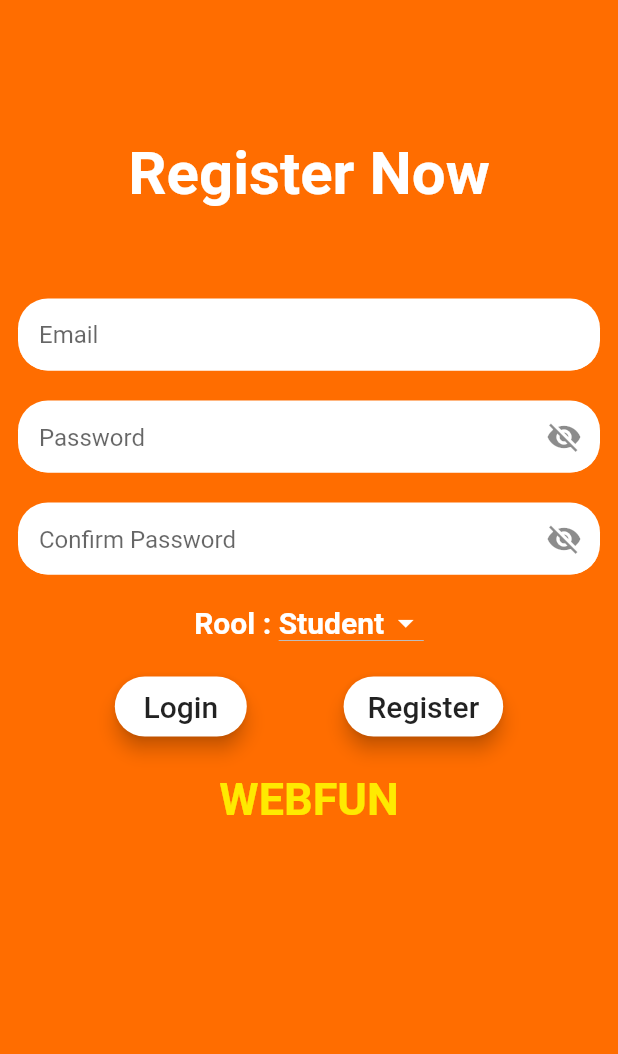
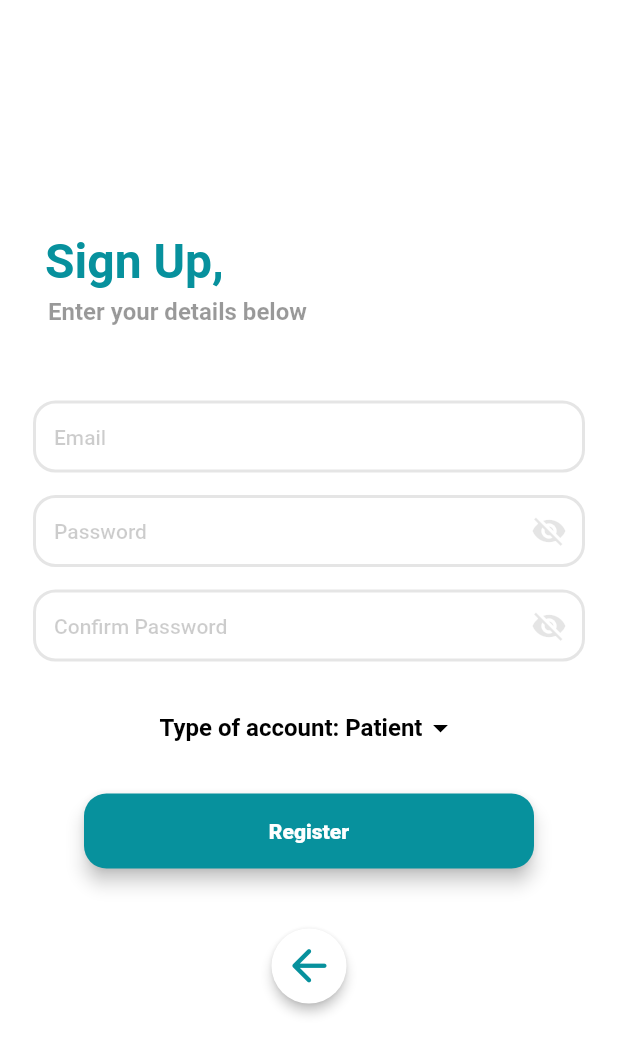
Before and after one commit to sha-rma/Smart-App, a Flutter app: the Register screen opened directly, on a phone screen of 412 x 824 dp. Shown: the top 1054 px of the screen. Run offline on Flutter 3.47's test engine with Material 2 defaults, Android fonts, the phone set to English and light mode, and no system bars; our stand-ins replace cloud_firestore, firebase_auth, firebase_core; missing offline and left inert: cloud_firestore_web, firebase_auth_web, firebase_core_web; accounts and stored records are empty.

Commit message:
register page update

```diff
--- a/lib/login.dart
+++ b/lib/login.dart
@@ -366,7 +366,7 @@ class _LoginPageState extends State<LoginPage> {
         .get()
         .then((DocumentSnapshot documentSnapshot) {
       if (documentSnapshot.exists) {
-        if (documentSnapshot.get('rool') == "Teacher") {
+        if (documentSnapshot.get('rool') == "Doctor") {
           Navigator.pushReplacement(
             context,
             MaterialPageRoute(
--- a/lib/main.dart
+++ b/lib/main.dart
@@ -1,6 +1,7 @@
 import 'package:firebase_core/firebase_core.dart';
 import 'package:flutter/material.dart';
 
+import 'login.dart';
 import 'register.dart';
 
 Future<void> main() async {
@@ -22,7 +23,7 @@ class _MyAppState extends State<MyApp> {
       theme: ThemeData(
         primaryColor: Colors.blue[900],
       ),
-      home: Register(),
+      home: LoginPage(),
     );
   }
 }
--- a/lib/register.dart
+++ b/lib/register.dart
@@ -29,65 +29,82 @@ class _RegisterState extends State<Register> {
   bool _isObscure2 = true;
   File? file;
   var options = [
-    'Student',
-    'Teacher',
+    'Patient',
+    'Doctor',
   ];
-  var _currentItemSelected = "Student";
-  var rool = "Student";
+  var _currentItemSelected = "Patient";
+  var rool = "Patient";
 
   @override
   Widget build(BuildContext context) {
     return Scaffold(
-      backgroundColor: Colors.orange[900],
+      backgroundColor: Colors.white,
       body: SingleChildScrollView(
         child: Column(
           children: <Widget>[
             Container(
-              color: Colors.orangeAccent[700],
+              color: Colors.white,
               width: MediaQuery.of(context).size.width,
               height: MediaQuery.of(context).size.height,
-              child: SingleChildScrollView(
               child: Container(
                 margin: EdgeInsets.all(12),
                 child: Form(
                   key: _formkey,
                   child: Column(
                     mainAxisAlignment: MainAxisAlignment.center,
-                      crossAxisAlignment: CrossAxisAlignment.center,
+                    crossAxisAlignment: CrossAxisAlignment.start,
                     children: [
-                        SizedBox(
-                          height: 80,
-                        ),
-                        Text(
-                          "Register Now",
+                      Padding(
+                        padding: const EdgeInsets.only(left: 18),
+                        child: Text(
+                          "Sign Up,",
                           style: TextStyle(
                             fontWeight: FontWeight.bold,
-                            color: Colors.white,
-                            fontSize: 40,
+                            color: Color(0xFF07919D),
+                            fontSize: 32,
                           ),
                         ),
-                        SizedBox(
-                          height: 10,
+                      ),
+                      SizedBox(height: 5),
+                      Padding(
+                        padding: const EdgeInsets.only(left: 20),
+                        child: Text(
+                          "Enter your details below",
+                          style: TextStyle(
+                            fontWeight: FontWeight.bold,
+                            color: Colors.black.withOpacity(0.4),
+                            fontSize: 16,
+                          ),
+                        ),
                       ),
                       SizedBox(
                         height: 50,
                       ),
-                        TextFormField(
+                      Padding(
+                        padding: const EdgeInsets.fromLTRB(10, 0, 10, 0),
+                        child: TextFormField(
                           controller: emailController,
                           decoration: InputDecoration(
                             filled: true,
                             fillColor: Colors.white,
                             hintText: 'Email',
+                            hintStyle: TextStyle(
+                                fontSize: 14,
+                                fontWeight: FontWeight.w500,
+                                color: Colors.black.withOpacity(0.2)),
                             enabled: true,
                             contentPadding: const EdgeInsets.only(
                                 left: 14.0, bottom: 8.0, top: 8.0),
                             focusedBorder: OutlineInputBorder(
-                              borderSide: new BorderSide(color: Colors.white),
-                              borderRadius: new BorderRadius.circular(20),
+                              borderSide:
+                                  new BorderSide(width: 2, color: Colors.black),
+                              borderRadius: new BorderRadius.circular(15),
                             ),
-                            enabledBorder: UnderlineInputBorder(
-                              borderSide: new BorderSide(color: Colors.white),
-                              borderRadius: new BorderRadius.circular(20),
+                            enabledBorder: OutlineInputBorder(
+                              borderSide: new BorderSide(
+                                  width: 2,
+                                  color: Colors.black.withOpacity(0.1)),
+                              borderRadius: new BorderRadius.circular(15),
                             ),
                           ),
                           validator: (value) {
@@ -105,10 +122,13 @@ class _RegisterState extends State<Register> {
                           onChanged: (value) {},
                           keyboardType: TextInputType.emailAddress,
                         ),
+                      ),
                       SizedBox(
-                          height: 20,
+                        height: 15,
                       ),
-                        TextFormField(
+                      Padding(
+                        padding: const EdgeInsets.fromLTRB(10, 0, 10, 0),
+                        child: TextFormField(
                           obscureText: _isObscure,
                           controller: passwordController,
                           decoration: InputDecoration(
@@ -116,6 +136,7 @@ class _RegisterState extends State<Register> {
                                 icon: Icon(_isObscure
                                     ? Icons.visibility_off
                                     : Icons.visibility),
+                                color: Colors.black.withOpacity(0.1),
                                 onPressed: () {
                                   setState(() {
                                     _isObscure = !_isObscure;
@@ -124,16 +145,23 @@ class _RegisterState extends State<Register> {
                             filled: true,
                             fillColor: Colors.white,
                             hintText: 'Password',
+                            hintStyle: TextStyle(
+                                fontSize: 14,
+                                fontWeight: FontWeight.w500,
+                                color: Colors.black.withOpacity(0.2)),
                             enabled: true,
                             contentPadding: const EdgeInsets.only(
                                 left: 14.0, bottom: 8.0, top: 15.0),
                             focusedBorder: OutlineInputBorder(
-                              borderSide: new BorderSide(color: Colors.white),
-                              borderRadius: new BorderRadius.circular(20),
+                              borderSide:
+                                  new BorderSide(width: 2, color: Colors.black),
+                              borderRadius: new BorderRadius.circular(15),
                             ),
-                            enabledBorder: UnderlineInputBorder(
-                              borderSide: new BorderSide(color: Colors.white),
-                              borderRadius: new BorderRadius.circular(20),
+                            enabledBorder: OutlineInputBorder(
+                              borderSide: new BorderSide(
+                                  width: 2,
+                                  color: Colors.black.withOpacity(0.1)),
+                              borderRadius: new BorderRadius.circular(15),
                             ),
                           ),
                           validator: (value) {
@@ -149,10 +177,13 @@ class _RegisterState extends State<Register> {
                           },
                           onChanged: (value) {},
                         ),
+                      ),
                       SizedBox(
-                          height: 20,
+                        height: 15,
                       ),
-                        TextFormField(
+                      Padding(
+                        padding: const EdgeInsets.fromLTRB(10, 0, 10, 0),
+                        child: TextFormField(
                           obscureText: _isObscure2,
                           controller: confirmpassController,
                           decoration: InputDecoration(
@@ -160,6 +191,7 @@ class _RegisterState extends State<Register> {
                                 icon: Icon(_isObscure2
                                     ? Icons.visibility_off
                                     : Icons.visibility),
+                                color: Colors.black.withOpacity(0.1),
                                 onPressed: () {
                                   setState(() {
                                     _isObscure2 = !_isObscure2;
@@ -168,16 +200,23 @@ class _RegisterState extends State<Register> {
                             filled: true,
                             fillColor: Colors.white,
                             hintText: 'Confirm Password',
+                            hintStyle: TextStyle(
+                                fontSize: 14,
+                                fontWeight: FontWeight.w500,
+                                color: Colors.black.withOpacity(0.2)),
                             enabled: true,
                             contentPadding: const EdgeInsets.only(
                                 left: 14.0, bottom: 8.0, top: 15.0),
                             focusedBorder: OutlineInputBorder(
-                              borderSide: new BorderSide(color: Colors.white),
-                              borderRadius: new BorderRadius.circular(20),
+                              borderSide:
+                                  new BorderSide(width: 2, color: Colors.black),
+                              borderRadius: new BorderRadius.circular(15),
                             ),
-                            enabledBorder: UnderlineInputBorder(
-                              borderSide: new BorderSide(color: Colors.white),
-                              borderRadius: new BorderRadius.circular(20),
+                            enabledBorder: OutlineInputBorder(
+                              borderSide: new BorderSide(
+                                  width: 2,
+                                  color: Colors.black.withOpacity(0.1)),
+                              borderRadius: new BorderRadius.circular(15),
                             ),
                           ),
                           validator: (value) {
@@ -190,6 +229,7 @@ class _RegisterState extends State<Register> {
                           },
                           onChanged: (value) {},
                         ),
+                      ),
                       SizedBox(
                         height: 20,
                       ),
@@ -197,28 +237,30 @@ class _RegisterState extends State<Register> {
                         mainAxisAlignment: MainAxisAlignment.center,
                         children: [
                           Text(
-                              "Rool : ",
+                            "Type of account: ",
                             style: TextStyle(
-                                fontSize: 20,
+                              fontSize: 16,
                               fontWeight: FontWeight.bold,
-                                color: Colors.white,
+                              color: Colors.black,
                             ),
                           ),
                           DropdownButton<String>(
-                              dropdownColor: Colors.blue[900],
-                              isDense: true,
+                            dropdownColor: Colors.white,
+                            underline: Container(),
+                            borderRadius: BorderRadius.circular(15),
+                            isDense: false,
                             isExpanded: false,
-                              iconEnabledColor: Colors.white,
-                              focusColor: Colors.white,
+                            iconEnabledColor: Colors.black,
+                            focusColor: Colors.black,
                             items: options.map((String dropDownStringItem) {
                               return DropdownMenuItem<String>(
                                 value: dropDownStringItem,
                                 child: Text(
                                   dropDownStringItem,
                                   style: TextStyle(
-                                      color: Colors.white,
+                                    color: Colors.black,
                                     fontWeight: FontWeight.bold,
-                                      fontSize: 20,
+                                    fontSize: 16,
                                   ),
                                 ),
                               );
@@ -243,32 +285,10 @@ class _RegisterState extends State<Register> {
                           MaterialButton(
                             shape: RoundedRectangleBorder(
                                 borderRadius:
-                                      BorderRadius.all(Radius.circular(20.0))),
+                                    BorderRadius.all(Radius.circular(15.0))),
                             elevation: 5.0,
-                              height: 40,
-                              onPressed: () {
-                                CircularProgressIndicator();
-                                Navigator.push(
-                                  context,
-                                  MaterialPageRoute(
-                                    builder: (context) => LoginPage(),
-                                  ),
-                                );
-                              },
-                              child: Text(
-                                "Login",
-                                style: TextStyle(
-                                  fontSize: 20,
-                                ),
-                              ),
-                              color: Colors.white,
-                            ),
-                            MaterialButton(
-                              shape: RoundedRectangleBorder(
-                                  borderRadius:
-                                      BorderRadius.all(Radius.circular(20.0))),
-                              elevation: 5.0,
-                              height: 40,
+                            height: 50,
+                            minWidth: 300,
                             onPressed: () {
                               setState(() {
                                 showProgress = true;
@@ -279,26 +299,48 @@ class _RegisterState extends State<Register> {
                             child: Text(
                               "Register",
                               style: TextStyle(
-                                  fontSize: 20,
+                                fontSize: 14,
+                                fontWeight: FontWeight.w800,
+                                color: Colors.white,
                               ),
+                            ),
+                            color: Color(0xFF07919D),
+                          ),
+                        ],
+                      ),
+                      SizedBox(
+                        height: 40,
+                      ),
+                      Row(
+                        mainAxisAlignment: MainAxisAlignment.center,
+                        children: [
+                          new MaterialButton(
+                            shape: CircleBorder(),
+                            elevation: 3,
+                            height: 50,
+                            minWidth: 50,
+                            onPressed: () {
+                              Navigator.pushReplacement(
+                                context,
+                                MaterialPageRoute(
+                                  builder: (context) => LoginPage(),
+                                ),
+                              );
+                            },
+                            child: Row(
+                              children: [
+                                Icon(
+                                  Icons.arrow_back_rounded,
+                                  size: 35,
+                                  color: Color(0xFF07919D),
+                                ),
+                              ],
                             ),
                             color: Colors.white,
                           ),
                         ],
                       ),
-                        SizedBox(
-                          height: 20,
-                        ),
-                        Text(
-                          "WEBFUN",
-                          style: TextStyle(
-                            fontWeight: FontWeight.bold,
-                            fontSize: 30,
-                            color: Colors.yellowAccent[400],
-                          ),
-                        ),
                     ],
-                    ),
                   ),
                 ),
               ),
```
Also changed, not shown: 3 other files. Lines whose indentation alone changed are shown as unchanged.
